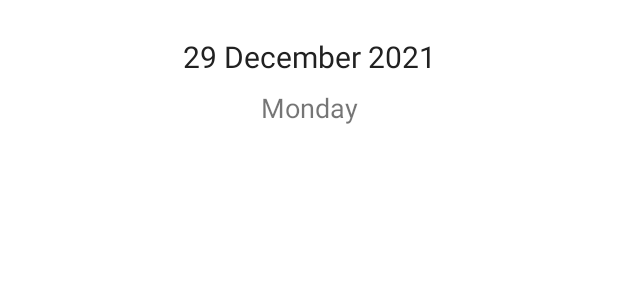
After one commit to S1K4RA/ELINGA-android, an Android app: the layout fragment_daily_interaction.xml on its own in the app's theme, with its tools: preview values and no code run, on a phone screen of 412 x 824 dp. The commit adds this screen. Shown: the top 300 px of the screen. Run offline under Robolectric (Android 15) with nearby library versions, the phone set to English and light mode, and no system bars.

Commit message:
elp for now

```diff
--- a/app/src/main/java/com/kelompok9/elinga/CalendarAdapter.kt
+++ b/app/src/main/java/com/kelompok9/elinga/CalendarAdapter.kt
@@ -1,6 +1,7 @@
 package com.kelompok9.elinga
 
 import android.view.LayoutInflater
+import android.view.View
 import android.view.ViewGroup
 import androidx.recyclerview.widget.RecyclerView
 import java.util.ArrayList
@@ -27,6 +28,6 @@ class CalendarAdapter(
     }
 
     interface OnItemListener {
-        fun onItemClick(position: Int, dayText: String?)
+        fun onItemClick(position: Int, dayText: String?, view: View)
     }
 }
--- a/app/src/main/java/com/kelompok9/elinga/CalendarViewHolder.kt
+++ b/app/src/main/java/com/kelompok9/elinga/CalendarViewHolder.kt
@@ -9,7 +9,7 @@ class CalendarViewHolder(itemView: View, onItemListener: CalendarAdapter.OnItemL
     val dayOfMonth: TextView
     private val onItemListener: CalendarAdapter.OnItemListener
     override fun onClick(view: View) {
-        onItemListener.onItemClick(adapterPosition, dayOfMonth.text as String)
+        onItemListener.onItemClick(adapterPosition, dayOfMonth.text as String,view)
     }
 
     init {
--- a/app/src/main/java/com/kelompok9/elinga/Home.kt
+++ b/app/src/main/java/com/kelompok9/elinga/Home.kt
@@ -13,6 +13,7 @@ import android.view.ViewGroup
 import android.widget.Button
 import android.widget.TextView
 import android.widget.Toast
+import androidx.navigation.Navigation
 import androidx.recyclerview.widget.GridLayoutManager
 import androidx.recyclerview.widget.RecyclerView
 import java.time.LocalDate
@@ -99,8 +100,9 @@ class Home : Fragment(), CalendarAdapter.OnItemListener {
         setMonthView()
     }
 
-    override fun onItemClick(position: Int, dayText: String?) {
+    override fun onItemClick(position: Int, dayText: String?,view: View) {
         if (dayText != "") {
+            Navigation.findNavController(view).navigate(R.id.dailyInteraction)
             val message = "Selected Date " + dayText + " " + monthYearFromDate(selectedDate)
             Toast.makeText(context, message, Toast.LENGTH_SHORT).show()
         }
--- /dev/null
+++ b/app/src/main/res/layout/fragment_daily_interaction.xml
@@ -0,0 +1,44 @@
+<?xml version="1.0" encoding="utf-8"?>
+<androidx.constraintlayout.widget.ConstraintLayout xmlns:android="http://schemas.android.com/apk/res/android"
+    xmlns:app="http://schemas.android.com/apk/res-auto"
+    xmlns:tools="http://schemas.android.com/tools"
+    android:layout_width="match_parent"
+    android:layout_height="match_parent"
+    tools:context=".dailyInteraction">
+
+    <TextView
+        android:id="@+id/daily_date"
+        android:layout_width="wrap_content"
+        android:layout_height="wrap_content"
+
+        android:layout_marginTop="24dp"
+        android:text="29 December 2021"
+        android:textSize="20sp"
+        app:layout_constraintBottom_toTopOf="@id/dayOfWeek"
+        app:layout_constraintEnd_toEndOf="parent"
+        app:layout_constraintHorizontal_bias="0.5"
+        app:layout_constraintStart_toStartOf="parent"
+        app:layout_constraintTop_toTopOf="parent"
+        tools:textColor="@color/black" />
+
+    <TextView
+        android:id="@+id/dayOfWeek"
+        android:layout_width="wrap_content"
+        android:layout_height="wrap_content"
+        android:layout_marginTop="8dp"
+        android:layout_marginBottom="24dp"
+        android:text="Monday"
+        android:textSize="18sp"
+        app:layout_constraintBottom_toTopOf="@+id/dailyInteractionRV"
+        app:layout_constraintEnd_toEndOf="parent"
+        app:layout_constraintStart_toStartOf="parent"
+        app:layout_constraintTop_toBottomOf="@id/daily_date" />
+
+    <androidx.recyclerview.widget.RecyclerView
+        android:id="@+id/dailyInteractionRV"
+        android:layout_width="match_parent"
+        android:layout_height="0dp"
+        app:layout_constraintBottom_toBottomOf="parent"
+        app:layout_constraintTop_toBottomOf="@id/dayOfWeek" />
+
+</androidx.constraintlayout.widget.ConstraintLayout>
```
Also changed, not shown: app/src/main/java/com/kelompok9/elinga/Item.kt (renamed from app/src/main/java/com/kelompok9/elinga/Datalog.kt, +6 -8 lines), app/src/main/java/com/kelompok9/elinga/dailyInteraction.kt (added, +55 -0 lines), app/src/main/java/com/kelompok9/elinga/dayView.kt (+4 -6 lines), app/src/main/res/layout/hour_cell.xml (added, +38 -0 lines), app/src/main/res/navigation/navigation.xml (+10 -1 lines).
